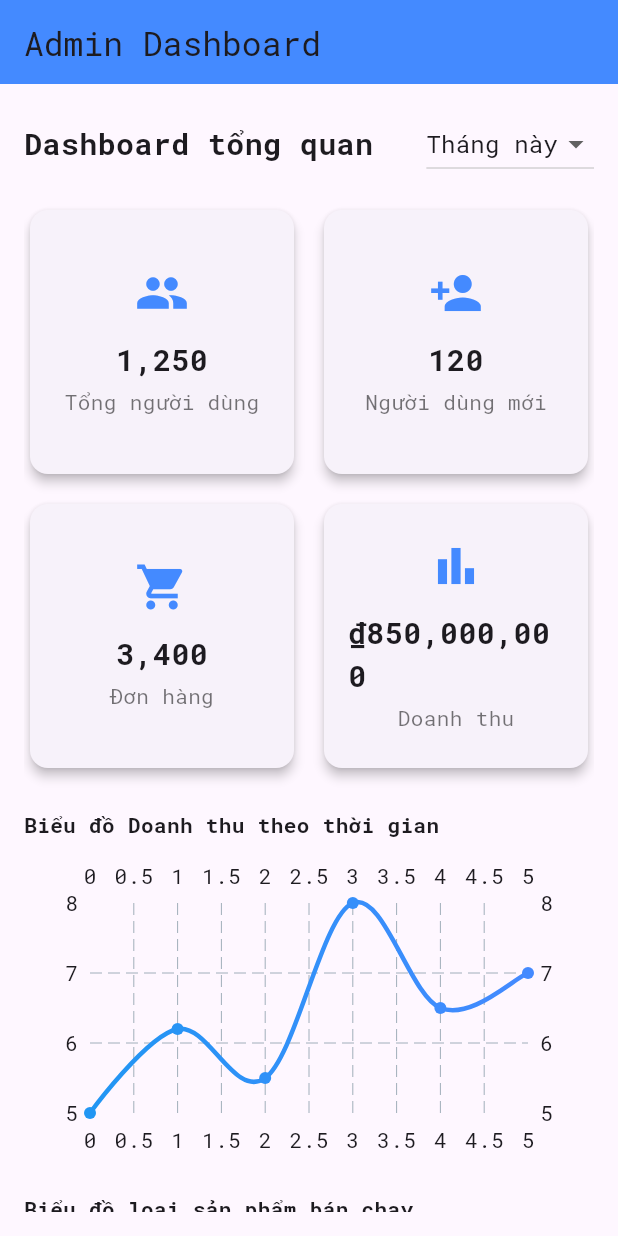
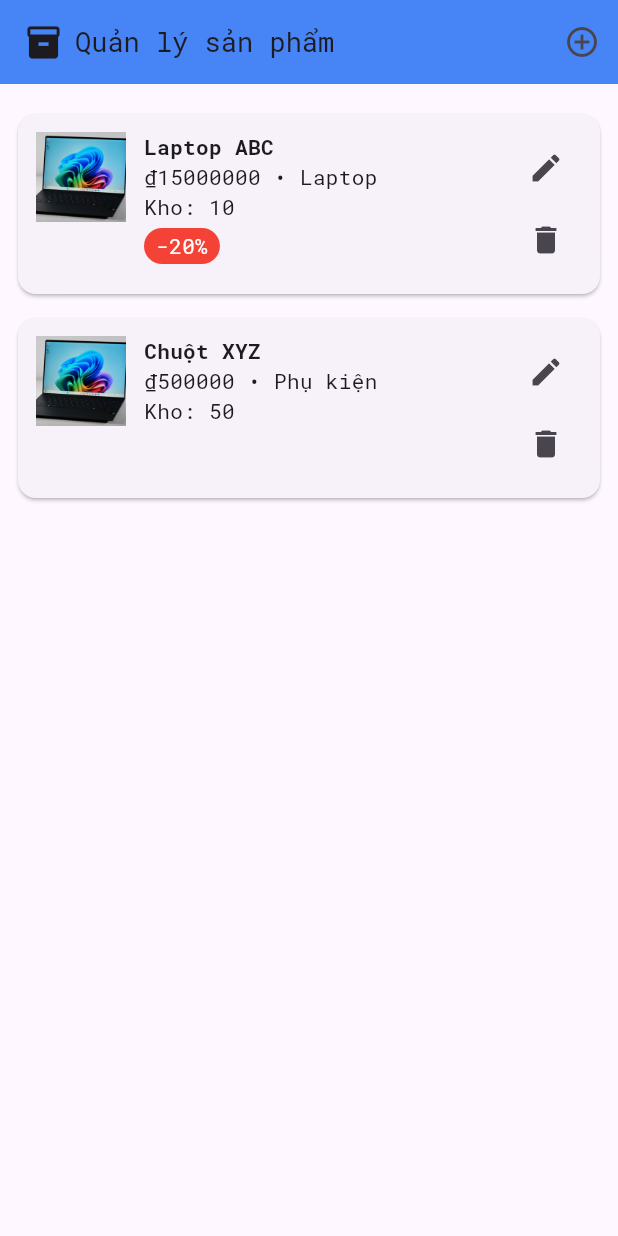
Before and after one commit to city314/CPMAD-FINALTERM, a Flutter app: the screen it shows after launch, on a phone screen of 412 x 824 dp. Run offline on Flutter 3.47's test engine with Material 3 defaults, Android fonts, the phone set to English and light mode, and no system bars; drawn by our look-alikes of fl_chart; our stand-ins replace go_router, image_picker, shared_preferences.

Commit message:
updating admin_product.dart, admin_dashboard.dart

```diff
--- a/lib/routes/app_router.dart
+++ b/lib/routes/app_router.dart
@@ -5,7 +5,7 @@ import '../../screens/user/signup.dart';
 import '../../screens/user/home.dart';
 import '../../screens/user/otp.dart';
 import '../../screens/user/productList.dart';
-import '../screens/admin/AdminDashboardScreen.dart';
+import '../screens/admin/admin_product.dart';
 import '../screens/user/account/account_screen.dart';
 import '../screens/user/account/edit_profile_screen.dart';
 import '../screens/user/account/order_history_screen.dart';
@@ -74,7 +74,7 @@ final GoRouter appRouter = GoRouter(
     GoRoute(
       path: '/admin',
       name: 'admin',
-      builder: (context, state) => const AdminDashboardScreen(),
+      builder: (context, state) => const AdminProductManagementScreen(),
     ),
   ],
 );
--- a/lib/screens/admin/AdminDashboardScreen.dart
+++ b/lib/screens/admin/admin_dashboard.dart
@@ -10,6 +10,7 @@ class AdminDashboardScreen extends StatefulWidget {
 
 class _AdminDashboardScreenState extends State<AdminDashboardScreen> {
   String selectedRange = 'Tháng này';
+
   final List<String> ranges = [
     'Hôm nay',
     'Tuần này',
@@ -90,7 +91,7 @@ class _AdminDashboardScreenState extends State<AdminDashboardScreen> {
             ],
             isCurved: true,
             barWidth: 3,
-            gradient: LinearGradient(colors: [Colors.blue, Colors.blueAccent])
+            gradient: LinearGradient(colors: [Colors.blue, Colors.blueAccent]),
           ),
         ],
       ),
--- /dev/null
+++ b/lib/screens/admin/admin_product.dart
@@ -0,0 +1,261 @@
+import 'package:flutter/material.dart';
+import 'package:image_picker/image_picker.dart';
+import 'dart:io';
+
+class AdminProductManagementScreen extends StatefulWidget {
+  const AdminProductManagementScreen({super.key});
+
+  @override
+  State<AdminProductManagementScreen> createState() => _AdminProductManagementScreenState();
+}
+
+class _AdminProductManagementScreenState extends State<AdminProductManagementScreen> {
+  final List<Product> _products = [
+    Product(
+      name: 'Laptop ABC',
+      price: 15000000,
+      stock: 10,
+      category: 'Laptop',
+      discount: 20,
+      imageUrl: 'assets/images/product/laptop.jpg',
+    ),
+    Product(
+      name: 'Chuột XYZ',
+      price: 500000,
+      stock: 50,
+      category: 'Phụ kiện',
+      discount: 0,
+      imageUrl: 'assets/images/product/laptop.jpg',
+    ),
+  ];
+
+  void _showProductForm({Product? product, required bool isEditing}) {
+    final nameController = TextEditingController(text: product?.name ?? '');
+    final priceController = TextEditingController(text: product?.price.toString() ?? '');
+    final stockController = TextEditingController(text: product?.stock.toString() ?? '');
+    final categoryController = TextEditingController(text: product?.category ?? '');
+    final discountController = TextEditingController(text: product?.discount.toString() ?? '0');
+
+    File? pickedImage = product != null && product.imageUrl.isNotEmpty
+        ? File(product.imageUrl)
+        : null;
+
+    showDialog(
+      context: context,
+      builder: (_) {
+        return StatefulBuilder(
+          builder: (context, setState) {
+            return AlertDialog(
+              title: Text(isEditing ? 'Sửa sản phẩm' : 'Thêm sản phẩm'),
+              content: SingleChildScrollView(
+                child: Column(
+                  mainAxisSize: MainAxisSize.min,
+                  children: [
+                    TextField(
+                      controller: nameController,
+                      decoration: const InputDecoration(labelText: 'Tên sản phẩm'),
+                    ),
+                    const SizedBox(height: 10),
+                    TextField(
+                      controller: priceController,
+                      keyboardType: TextInputType.number,
+                      decoration: const InputDecoration(labelText: 'Giá (₫)'),
+                    ),
+                    const SizedBox(height: 10),
+                    TextField(
+                      controller: stockController,
+                      keyboardType: TextInputType.number,
+                      decoration: const InputDecoration(labelText: 'Tồn kho'),
+                    ),
+                    const SizedBox(height: 10),
+                    TextField(
+                      controller: categoryController,
+                      decoration: const InputDecoration(labelText: 'Danh mục'),
+                    ),
+                    const SizedBox(height: 10),
+                    TextField(
+                      controller: discountController,
+                      keyboardType: TextInputType.number,
+                      decoration: const InputDecoration(labelText: 'Khuyến mãi (%)'),
+                      onChanged: (value) {
+                        final intVal = int.tryParse(value) ?? 0;
+                        if (intVal > 50) {
+                          ScaffoldMessenger.of(context).showSnackBar(
+                            const SnackBar(
+                              content: Text('⚠️ Khuyến mãi tối đa là 50%'),
+                              backgroundColor: Colors.red,
+                            ),
+                          );
+                        }
+                      },
+                    ),
+                    const SizedBox(height: 16),
+                    ElevatedButton.icon(
+                      onPressed: () async {
+                        final picker = ImagePicker();
+                        final picked = await picker.pickImage(source: ImageSource.gallery);
+                        if (picked != null) {
+                          setState(() => pickedImage = File(picked.path));
+                        }
+                      },
+                      icon: const Icon(Icons.image),
+                      label: const Text('Chọn ảnh từ thư viện'),
+                    ),
+                    const SizedBox(height: 8),
+                    pickedImage != null
+                        ? ClipRRect(
+                      borderRadius: BorderRadius.circular(8),
+                      child: Image.file(
+                        pickedImage!,
+                        height: 100,
+                        width: double.infinity,
+                        fit: BoxFit.cover,
+                      ),
+                    )
+                        : const Text('Chưa chọn ảnh'),
+                  ],
+                ),
+              ),
+              actions: [
+                TextButton(
+                  onPressed: () => Navigator.pop(context),
+                  child: const Text('Huỷ'),
+                ),
+                ElevatedButton(
+                  onPressed: () {
+                    final discount = (int.tryParse(discountController.text) ?? 0).clamp(0, 50);
+                    final newProduct = Product(
+                      name: nameController.text.trim(),
+                      price: int.tryParse(priceController.text) ?? 0,
+                      stock: int.tryParse(stockController.text) ?? 0,
+                      category: categoryController.text.trim(),
+                      discount: discount,
+                      imageUrl: pickedImage?.path ?? '',
+                    );
+                    setState(() {
+                      if (isEditing && product != null) {
+                        final index = _products.indexOf(product);
+                        _products[index] = newProduct;
+                      } else {
+                        _products.add(newProduct);
+                      }
+                    });
+                    Navigator.pop(context);
+                  },
+                  child: const Text('Lưu'),
+                ),
+              ],
+            );
+          },
+        );
+      },
+    );
+  }
+
+  void _deleteProduct(Product product) {
+    showDialog(
+      context: context,
+      builder: (_) => AlertDialog(
+        title: const Text('Xác nhận xoá'),
+        content: Text('Bạn có chắc muốn xoá sản phẩm "${product.name}"?'),
+        actions: [
+          TextButton(onPressed: () => Navigator.pop(context), child: const Text('Huỷ')),
+          ElevatedButton(
+            onPressed: () {
+              setState(() => _products.remove(product));
+              Navigator.pop(context);
+            },
+            child: const Text('Xoá'),
+          ),
+        ],
+      ),
+    );
+  }
+
+  @override
+  Widget build(BuildContext context) {
+    return Scaffold(
+      appBar: AppBar(
+        backgroundColor: Colors.blueAccent,
+        elevation: 4,
+        title: Row(
+          children: [
+            const Icon(Icons.inventory, size: 26),
+            const SizedBox(width: 8),
+            const Text('Quản lý sản phẩm', style: TextStyle(fontSize: 18)),
+          ],
+        ),
+        actions: [
+          Tooltip(
+            message: 'Thêm sản phẩm mới',
+            child: IconButton(
+              icon: const Icon(Icons.add_circle_outline),
+              onPressed: () => _showProductForm(isEditing: false),
+            ),
+          ),
+        ],
+      ),
+      body: ListView.builder(
+        padding: const EdgeInsets.all(12),
+        itemCount: _products.length,
+        itemBuilder: (context, index) {
+          final product = _products[index];
+          return Card(
+            margin: const EdgeInsets.symmetric(vertical: 8),
+            child: Padding(
+              padding: const EdgeInsets.all(12),
+              child: Row(
+                crossAxisAlignment: CrossAxisAlignment.start,
+                children: [
+                  Image.asset(product.imageUrl, width: 60, height: 60, fit: BoxFit.cover),
+                  const SizedBox(width: 12),
+                  Expanded(
+                    child: Column(
+                      crossAxisAlignment: CrossAxisAlignment.start,
+                      children: [
+                        Text(product.name, style: const TextStyle(fontWeight: FontWeight.bold)),
+                        Text('₫${product.price} • ${product.category}'),
+                        Text('Kho: ${product.stock}'),
+                        if (product.discount > 0)
+                          Container(
+                            margin: const EdgeInsets.only(top: 4),
+                            padding: const EdgeInsets.symmetric(horizontal: 8, vertical: 2),
+                            decoration: BoxDecoration(color: Colors.red, borderRadius: BorderRadius.circular(12)),
+                            child: Text('-${product.discount}%', style: const TextStyle(color: Colors.white)),
+                          ),
+                      ],
+                    ),
+                  ),
+                  Column(
+                    children: [
+                      IconButton(icon: const Icon(Icons.edit), onPressed: () => _showProductForm(product: product, isEditing: true)),
+                      IconButton(icon: const Icon(Icons.delete), onPressed: () => _deleteProduct(product)),
+                    ],
+                  ),
+                ],
+              ),
+            ),
+          );
+        },
+      ),
+    );
+  }
+}
+
+class Product {
+  final String name;
+  final int price;
+  final int stock;
+  final String category;
+  final int discount;
+  final String imageUrl;
+
+  Product({
+    required this.name,
+    required this.price,
+    required this.stock,
+    required this.category,
+    required this.discount,
+    required this.imageUrl,
+  });
+}
--- a/pubspec.yaml
+++ b/pubspec.yaml
@@ -36,6 +36,7 @@ dependencies:
   go_router: ^13.0.0
   uuid: ^4.0.0
   fl_chart: ^0.63.0
+  image_picker: ^1.0.4
   # The following adds the Cupertino Icons font to your application.
   # Use with the CupertinoIcons class for iOS style icons.
   cupertino_icons: ^1.0.8
```
Also changed, not shown: pubspec.lock, 2 other files.
